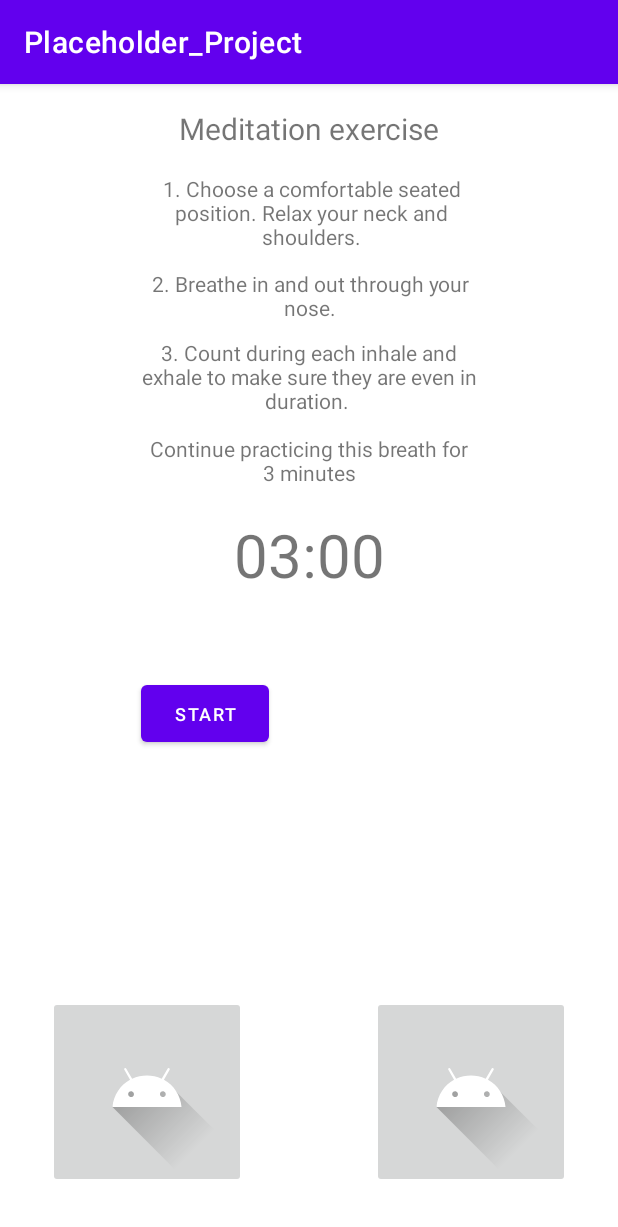
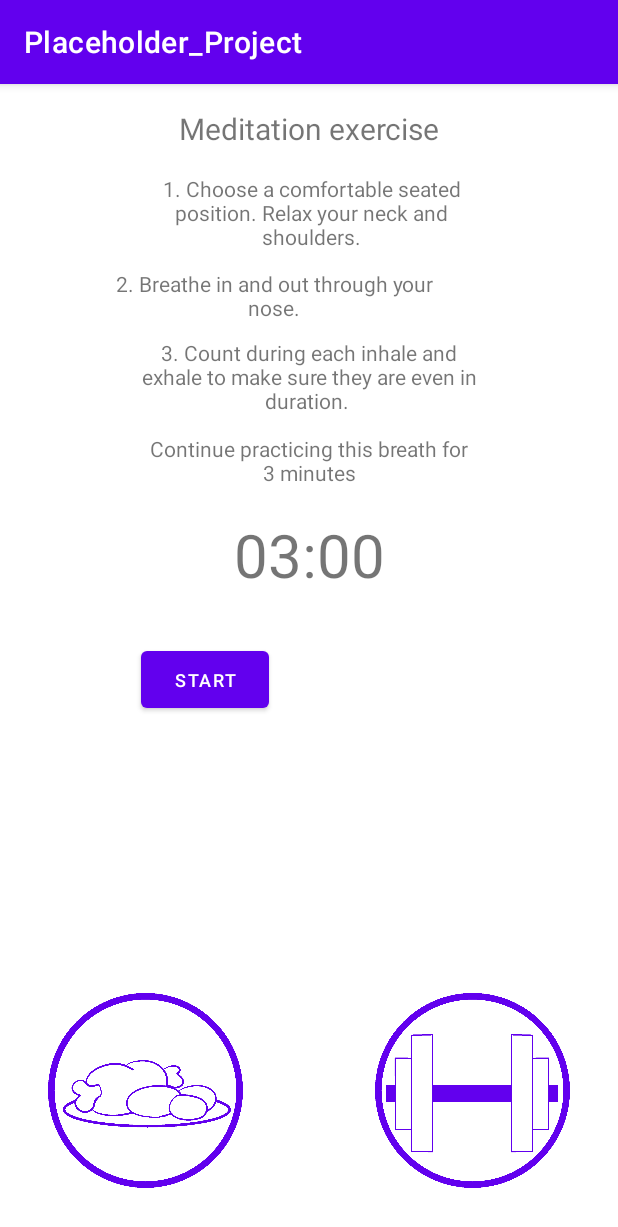
Before and after one commit to MiikaBA/Placeholder_Project, an Android app: the BreathingExcercise screen opened directly, with no data from a screen before it, on a phone screen of 412 x 824 dp. Shown: the top 1227 px of the screen. Run offline under Robolectric (Android 15) with nearby library versions, the light colour scheme and no system bars.

Commit message:
Lisätty kuvakkeet napeille, kommentit mainactivityyn ja korjattu sovelluksesta poistuminen.

```diff
--- a/app/src/main/java/com/example/placeholder_project/BreathingExcercise.java
+++ b/app/src/main/java/com/example/placeholder_project/BreathingExcercise.java
@@ -9,7 +9,6 @@
 import android.widget.Button;
 import android.widget.TextView;
 
-import com.example.placeholder_project.SportsDiary.Activities.ActivityAddition;
 import com.example.placeholder_project.SportsDiary.Activities.SportsDiary;
 import java.util.Locale;
 
@@ -103,12 +102,12 @@
     }
 
     public void goNext(View v){
-        if(v == findViewById(R.id.foodsButton)){
+        if(v == findViewById(R.id.foodButton)){
             Intent food = new Intent(BreathingExcercise.this, FoodDiary.class);
             food.setFlags(Intent.FLAG_ACTIVITY_REORDER_TO_FRONT);
             startActivityIfNeeded(food, 0);
 
-        }else if(v == findViewById(R.id.sportButton)) {
+        }else if(v == findViewById(R.id.sportsButton)) {
             Intent sport = new Intent(BreathingExcercise.this, SportsDiary.class);
             sport.setFlags(Intent.FLAG_ACTIVITY_REORDER_TO_FRONT);
             startActivityIfNeeded(sport, 0);
--- a/app/src/main/res/layout/activity_breathing_excercise.xml
+++ b/app/src/main/res/layout/activity_breathing_excercise.xml
@@ -6,28 +6,6 @@
     android:layout_height="match_parent"
     android:clickable="false"
     tools:context=".BreathingExcercise">
-
-    <ImageButton
-        android:id="@+id/foodsButton"
-        android:layout_width="wrap_content"
-        android:layout_height="wrap_content"
-        android:layout_marginStart="32dp"
-        android:layout_marginBottom="32dp"
-        android:onClick="goNext"
-        app:layout_constraintBottom_toBottomOf="parent"
-        app:layout_constraintStart_toStartOf="parent"
-        app:srcCompat="@drawable/ic_launcher_foreground" />
-
-    <ImageButton
-        android:id="@+id/sportButton"
-        android:layout_width="wrap_content"
-        android:layout_height="wrap_content"
-        android:layout_marginEnd="32dp"
-        android:layout_marginBottom="32dp"
-        android:onClick="goNext"
-        app:layout_constraintBottom_toBottomOf="parent"
-        app:layout_constraintEnd_toEndOf="parent"
-        app:srcCompat="@drawable/ic_launcher_foreground" />
 
     <TextView
         android:id="@+id/textView"
@@ -61,7 +39,7 @@
         android:text="2. Breathe in and out through your nose."
         android:textAlignment="center"
         app:layout_constraintEnd_toEndOf="parent"
-        app:layout_constraintHorizontal_bias="0.505"
+        app:layout_constraintHorizontal_bias="0.373"
         app:layout_constraintStart_toStartOf="parent"
         app:layout_constraintTop_toBottomOf="@+id/textView3" />
 
@@ -96,12 +74,10 @@
         android:clickable="true"
         android:text="Start"
         android:textSize="12sp"
-        app:layout_constraintBottom_toTopOf="@+id/foodsButton"
         app:layout_constraintEnd_toEndOf="parent"
         app:layout_constraintHorizontal_bias="0.288"
         app:layout_constraintStart_toStartOf="parent"
-        app:layout_constraintTop_toBottomOf="@+id/textView8"
-        app:layout_constraintVertical_bias="0.122" />
+        app:layout_constraintTop_toBottomOf="@+id/textView8" />
 
     <Button
         android:id="@+id/button_reset"
@@ -112,12 +88,10 @@
         android:text="reset"
         android:textSize="12sp"
         android:visibility="invisible"
-        app:layout_constraintBottom_toTopOf="@+id/sportButton"
         app:layout_constraintEnd_toEndOf="parent"
         app:layout_constraintHorizontal_bias="0.714"
         app:layout_constraintStart_toStartOf="parent"
         app:layout_constraintTop_toBottomOf="@+id/textView8"
-        app:layout_constraintVertical_bias="0.122"
         tools:visibility="visible" />
 
     <TextView
@@ -131,4 +105,26 @@
         app:layout_constraintEnd_toEndOf="parent"
         app:layout_constraintStart_toStartOf="parent"
         app:layout_constraintTop_toBottomOf="@+id/textView5" />
+
+    <ImageView
+        android:id="@+id/foodButton"
+        android:layout_width="130dp"
+        android:layout_height="130dp"
+        android:layout_marginStart="32dp"
+        android:layout_marginBottom="32dp"
+        android:onClick="goNext"
+        app:layout_constraintBottom_toBottomOf="parent"
+        app:layout_constraintStart_toStartOf="parent"
+        app:srcCompat="@drawable/food" />
+
+    <ImageView
+        android:id="@+id/sportsButton"
+        android:layout_width="130dp"
+        android:layout_height="130dp"
+        android:layout_marginEnd="32dp"
+        android:layout_marginBottom="32dp"
+        android:onClick="goNext"
+        app:layout_constraintBottom_toBottomOf="parent"
+        app:layout_constraintEnd_toEndOf="parent"
+        app:srcCompat="@drawable/sports" />
 </androidx.constraintlayout.widget.ConstraintLayout>
```
Also changed, not shown: app/src/main/java/com/example/placeholder_project/MainActivity.java (+7 -3 lines), app/src/main/res/layout/activity_food_diary.xml (+15 -15 lines), app/src/main/res/layout/activity_sports_diary.xml (+15 -15 lines), app/src/main/res/drawable/food.png (added), app/src/main/res/drawable/medi.png (added), app/src/main/res/drawable/sports.png (added).
